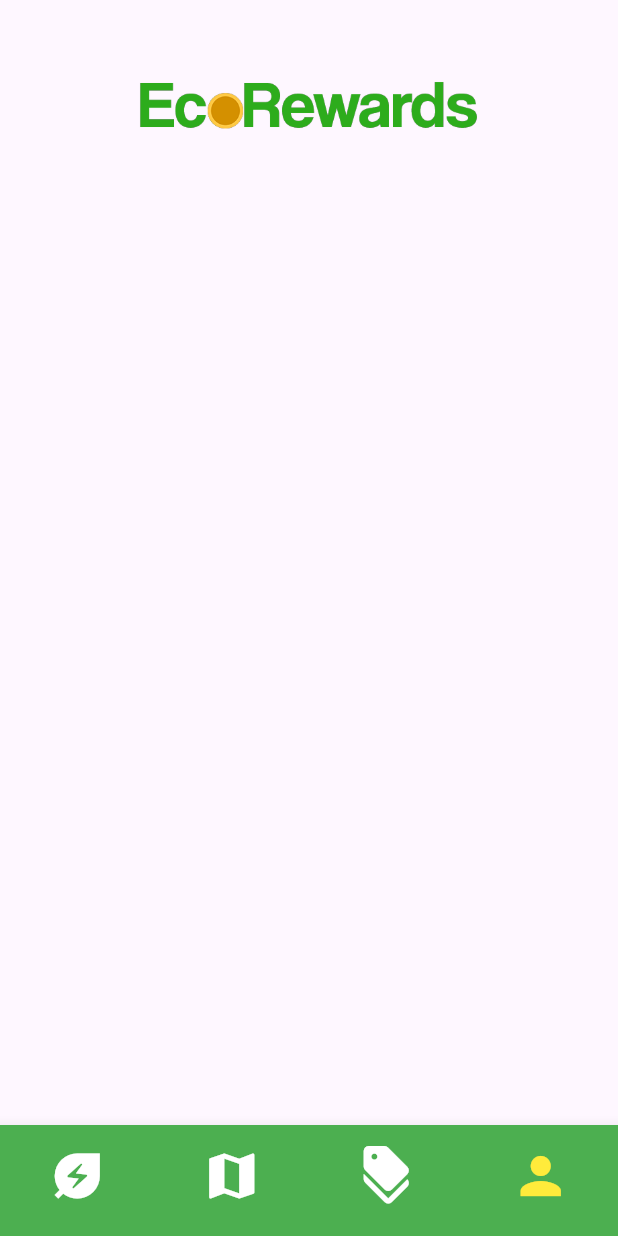
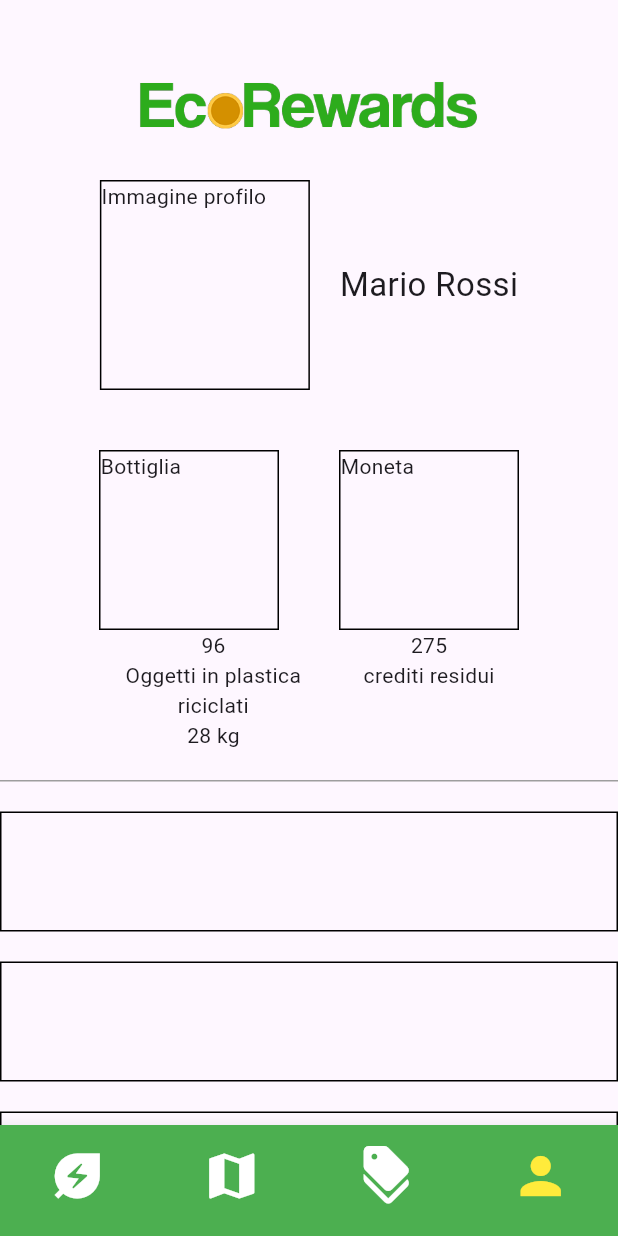
Before and after one commit to MicheleG14/EcoRewards, a Flutter app: the screen it shows after launch, item 4 of the bottom bar chosen, on a phone screen of 412 x 824 dp. Run offline on Flutter 3.47's test engine with Material 2 defaults, Android fonts, the phone set to English and light mode, and no system bars; our stand-ins replace google_maps_flutter.

Commit message:
Implemented the structure of the profile page screen.

```diff
--- a/lib/screens/profilepagescreen.dart
+++ b/lib/screens/profilepagescreen.dart
@@ -11,8 +11,97 @@ class ProfilePageScreen extends StatefulWidget {
 class _ProfilePageScreenState extends State<ProfilePageScreen> {
   @override
   Widget build(BuildContext context) {
-    return const Scaffold(
-      body: Column(children: [EcoRewardsLogo()]),
+    return Scaffold(
+      body: ListView(children: [
+        const EcoRewardsLogo(),
+        Row(
+          mainAxisAlignment: MainAxisAlignment.center,
+          children: [
+            Container(
+              decoration:
+                  BoxDecoration(border: Border.all(color: Colors.black)),
+              height: 140,
+              width: 140,
+              child: const Text('Immagine profilo'),
+            ),
+            const SizedBox(width: 20),
+            const Text('Mario Rossi', style: TextStyle(fontSize: 22))
+          ],
+        ),
+        const SizedBox(
+          height: 40,
+        ),
+        Row(
+          mainAxisAlignment: MainAxisAlignment.center,
+          children: [
+            Container(
+              decoration:
+                  BoxDecoration(border: Border.all(color: Colors.black)),
+              height: 120,
+              width: 120,
+              child: const Text('Bottiglia'),
+            ),
+            const SizedBox(width: 40, height: 40),
+            Container(
+              decoration:
+                  BoxDecoration(border: Border.all(color: Colors.black)),
+              height: 120,
+              width: 120,
+              child: const Text('Moneta'),
+            )
+          ],
+        ),
+        const Row(
+          crossAxisAlignment: CrossAxisAlignment.start,
+          mainAxisAlignment: MainAxisAlignment.center,
+          children: [
+            Column(
+              children: [
+                Text('96'),
+                SizedBox(
+                    width: 120,
+                    child: Text(
+                      'Oggetti in plastica riciclati',
+                      textAlign: TextAlign.center,
+                    )),
+                Text('28 kg')
+              ],
+            ),
+            SizedBox(height: 20, width: 40),
+            Column(
+              children: [Text('275'), Text('crediti residui')],
+            )
+          ],
+        ),
+        const SizedBox(height: 20),
+        Container(
+          width: 100,
+          decoration: const BoxDecoration(
+              border: Border(bottom: BorderSide(color: Colors.grey))),
+        ),
+        const SizedBox(
+          height: 20,
+        ),
+        Container(
+          decoration: BoxDecoration(border: Border.all(color: Colors.black)),
+          height: 80,
+          width: 300,
+        ),
+        const SizedBox(
+          height: 20,
+        ),
+        Container(
+          decoration: BoxDecoration(border: Border.all(color: Colors.black)),
+          height: 80,
+          width: 300,
+        ),
+        const SizedBox(height: 20),
+        Container(
+          decoration: BoxDecoration(border: Border.all(color: Colors.black)),
+          height: 80,
+          width: 300,
+        )
+      ]),
     );
   }
 }
```
